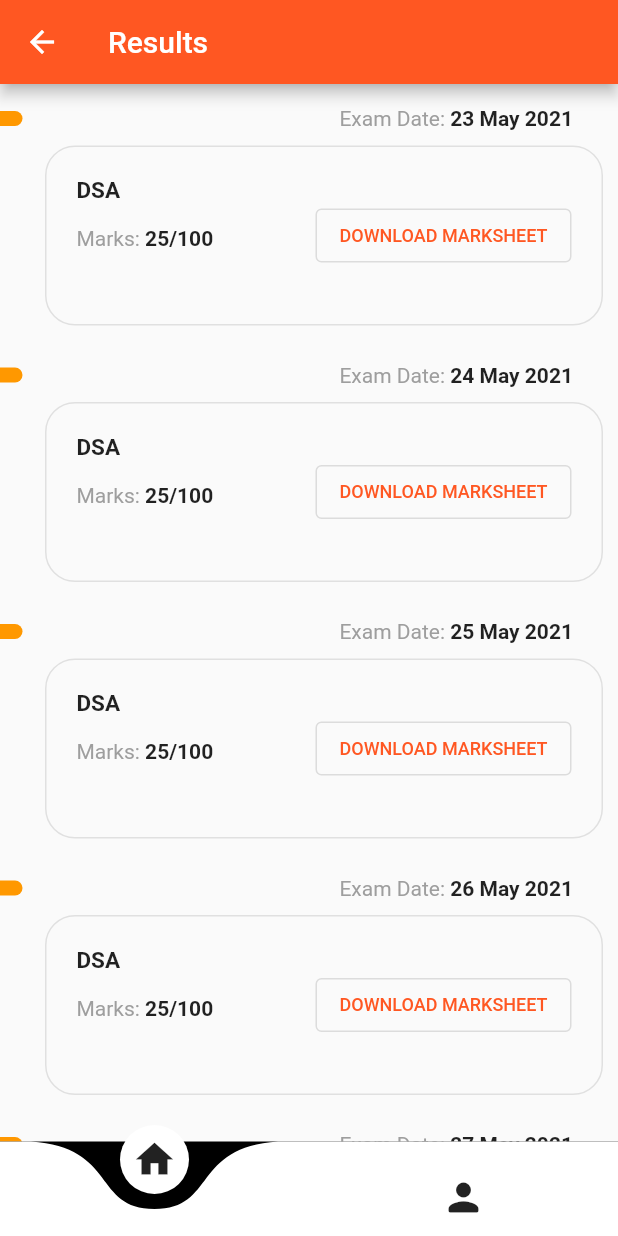
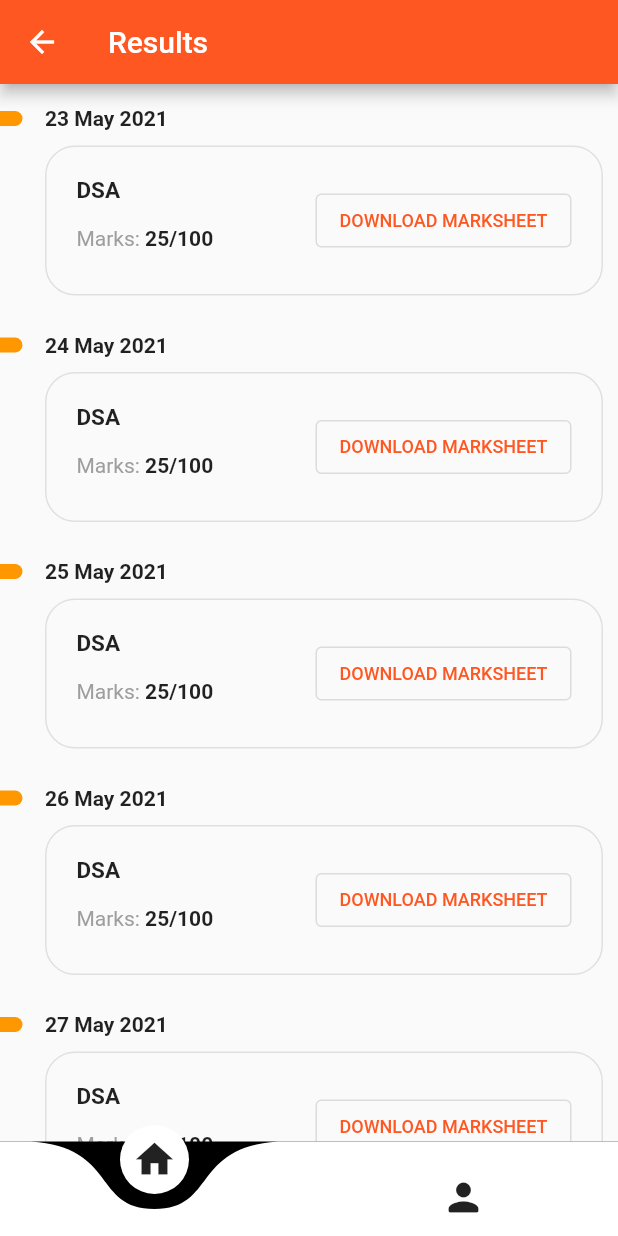
Before and after one commit to Blaze-Community/our_e_college_app, a Flutter app: the screen it shows after launch, after a tap on "Results", on a phone screen of 412 x 824 dp. Run offline on Flutter 3.47's test engine with Material 2 defaults, Android fonts, the phone set to English and light mode, and no system bars; drawn by our look-alikes of curved_navigation_bar; our stand-ins replace flutter_login, font_awesome_flutter, marquee, table_calendar.

Commit message:
minor changes

```diff
--- a/lib/components/buySellDetails.dart
+++ b/lib/components/buySellDetails.dart
@@ -72,7 +72,7 @@ class _BuySellDetailsState extends State<BuySellDetails> {
                         height: 200.0,
                         width: 200.0))),
             Positioned(
-                top: 400.0,
+                top: 300.0,
                 left: 25.0,
                 right: 25.0,
                 child: Column(
--- a/lib/components/results.dart
+++ b/lib/components/results.dart
@@ -10,39 +10,33 @@ class _ResultState extends State<Result> {
   final List items = [
     ResultItem(
         subject: "DSA",
-        title: "Merge Sort",
-        submissionDate: "28 May 2021",
+        uploadDate: "28 May 2021",
         marks: 25),
     ResultItem(
         subject: "DSA",
-        title: "Merge Sort",
-        submissionDate: "27 May 2021",
+        uploadDate: "27 May 2021",
         marks: 25),
     ResultItem(
         subject: "DSA",
-        title: "Merge Sort",
-        submissionDate: "26 May 2021",
+        uploadDate: "26 May 2021",
         marks: 25),
     ResultItem(
         subject: "DSA",
-        title: "Merge Sort",
-        submissionDate: "25 May 2021",
+        uploadDate: "25 May 2021",
         marks: 25),
     ResultItem(
         subject: "DSA",
-        title: "Merge Sort",
-        submissionDate: "24 May 2021",
+        uploadDate: "24 May 2021",
         marks: 25),
     ResultItem(
         subject: "DSA",
-        title: "Merge Sort",
-        submissionDate: "23 May 2021",
+        uploadDate: "23 May 2021",
         marks: 25),
   ];
 
   @override
   Widget build(BuildContext context) {
-    items.sort((a, b) => a.submissionDate.compareTo(b.submissionDate));
+    items.sort((a, b) => a.uploadDate.compareTo(b.uploadDate));
     return Scaffold(
         appBar: AppBar(
           title: Text("Results"),
--- a/lib/components/timetable.dart
+++ b/lib/components/timetable.dart
@@ -68,7 +68,7 @@ class _TimeTableState extends State<TimeTable> {
         Positioned(
           top: 100,
           child: Container(
-            height: MediaQuery.of(context).size.height - 160,
+            height: MediaQuery.of(context).size.height - 220,
             width: MediaQuery.of(context).size.width,
             decoration: BoxDecoration(
               color: Colors.white,
--- a/lib/utils/homepage.dart
+++ b/lib/utils/homepage.dart
@@ -19,127 +19,68 @@ class _HomePageState extends State<HomePage> {
   final _controller = TextEditingController();
   @override
   Widget build(BuildContext context) {
-    return Container(
-      height: double.infinity,
-      decoration: BoxDecoration(
-        // Box decoration takes a gradient
-        gradient: LinearGradient(
-          // Where the linear gradient begins and ends
-          begin: Alignment.topLeft,
-          end: Alignment.topRight,
-          // Add one stop for each color. Stops should increase from 0 to 1
-          stops: [0.4, 0.7, 0.5, 0.5],
-          colors: [
-            // Colors are easy thanks to Flutter's Colors class.
-            Color(0xfffafdff),
-            Color(0xfffafdff),
-            Color(0xffE7FFFF),
-            Color(0xffE7FFFF),
-          ],
-        ),
-      ),
-      child: Column(
-        mainAxisSize: MainAxisSize.min,
-        mainAxisAlignment: MainAxisAlignment.center,
-        children: <Widget>[
+    return Column(
+      children: <Widget>[ //
         Container(
           width: double.infinity,
-            height: 260,
-            child: ClipRRect(
-                borderRadius: BorderRadius.only(
-                  bottomLeft: Radius.circular(45),
-                  bottomRight: Radius.circular(45),
+          height: MediaQuery.of(context).size.height/3.5,
+          decoration: BoxDecoration(
+            // color: Colors.deepOrange,
+              borderRadius:  BorderRadius.only(
+                bottomLeft: Radius.circular(21),
+                bottomRight: Radius.circular(21),
               ),
-                child: Container(
-                  decoration: BoxDecoration(
               image: DecorationImage(
                 fit: BoxFit.fitWidth,
                 image: AssetImage(
-                          "assets/1.jpg",
+                  "splash2.jpg",
                 ),
-                      )),
+              )
+          ),
           child: Padding(
-                    padding: const EdgeInsets.all(16.0),
+            padding: const EdgeInsets.only(top:16.0),
             child: Column(
-                      mainAxisAlignment: MainAxisAlignment.center,
-                      crossAxisAlignment: CrossAxisAlignment.start,
-                      children: <Widget>[
-                        SizedBox(
-                          height: 10,
+              mainAxisAlignment: MainAxisAlignment.start,
+              crossAxisAlignment: CrossAxisAlignment.center,
+              children: [
+                Container(
+                    height: 100,
+                    width: 100,
+                    child: Image.asset('iiitn.png')
                 ),
                 Row(
+                  children: <Widget>[
+                    Expanded(
+                      child: Column(
+                        crossAxisAlignment: CrossAxisAlignment.center,
+                        mainAxisAlignment: MainAxisAlignment.start,
                         children: [
-                            Expanded(
+                          Padding(
+                            padding: const EdgeInsets.all(8.0),
                             child: Text(
-                                "IIIT N",
+                              "Indian Institute of Information Technology, Nagpur",
                               textAlign: TextAlign.center,
                               style: TextStyle(
                                   color: Colors.white,
-                                    fontSize: 32,
-                                    letterSpacing: 1.9,
-                                    fontWeight: FontWeight.w700),
+                                  fontSize: 20),
+                            ),
+                          ),
+                          Text(
+                            "An Institution of National Importance By An Act of Parliament",
+                            textAlign: TextAlign.center,
+                            style: TextStyle(
+                                color: Colors.white,
+                                fontSize: 14),
+                          ),
+                        ],
                       ),
                     ),
                   ],
                 ),
-                        SizedBox(
-                          height: 10,
-                        ),
-                        Container(
-                          decoration: BoxDecoration(boxShadow: [
-                            BoxShadow(
-                              color: Colors.grey,
-                              blurRadius: 30.0,
-                            ),
-                          ]),
-                          margin: EdgeInsets.only(
-                              top: 16.0, left: 16.0, right: 16.0),
-                          height: 62,
-                          child: TextField(
-                            controller: _controller,
-                            decoration: InputDecoration(
-                              suffixIcon: Padding(
-                                padding: const EdgeInsets.only(
-                                    right: 4.0, top: 2, bottom: 2, left: 2.0),
-                                child: SizedBox(
-                                  width: 64.0,
-                                  child: FlatButton(
-                                      shape: RoundedRectangleBorder(
-                                          borderRadius: BorderRadius.all(
-                                              Radius.circular(12))),
-                                      color: Color(0xffeef1f3),
-                                      onPressed: () {},
-                                      child: Center(
-                                        child: Icon(
-                                          Icons.search,
-                                          size: 32,
-                                          color: Colors.black,
-                                        ),
-                                      )),
-                                ),
-                              ),
-                              filled: true,
-                              fillColor: Colors.white,
-                              hintText: 'Search ',
-                              hintStyle: TextStyle(
-                                  fontSize: 18,
-                                  color: Colors.black45,
-                                  fontWeight: FontWeight.w600),
-                              contentPadding:
-                              EdgeInsets.fromLTRB(20.0, 0.0, 20.0, 0.0),
-                              border: OutlineInputBorder(
-                                borderSide: BorderSide.none,
-                                borderRadius: BorderRadius.circular(12.0),
+              ],
             ),
           ),
         ),
-                        ),
-                      ],
-                    ),
-                  ),
-                )),
-          ),
-          //Body
         Expanded(
           child: ListView(children: [
             Padding(
@@ -296,18 +237,12 @@ class _HomePageState extends State<HomePage> {
                 )),
             Padding(
                 padding: const EdgeInsets.only(top: 16, left: 16, right: 16),
-                  child: SizedBox(
-                    height: 105,
-                    child: ListView(
-                      scrollDirection: Axis.horizontal,
-                      children: <Widget>[
-                        Row(
+                child: Row(
                   mainAxisAlignment: MainAxisAlignment.center,
                   children: <Widget>[
-                            Container(
-                              width: MediaQuery.of(context).size.width / 2.1,
+                    Expanded(
                       child: Padding(
-                                  padding: const EdgeInsets.only(right: 16),
+                          padding: const EdgeInsets.only(right: 7),
                           child: HomeCategoryItem(
                             primaryColor: AppTheme.Colors.flatRed,
                             primaryIcon: Icons.assistant_photo,
@@ -317,10 +252,9 @@ class _HomePageState extends State<HomePage> {
                             secondaryIconHeight: 30,
                           )),
                     ),
-                            Container(
-                                width: MediaQuery.of(context).size.width / 2.1,
+                    Expanded(
                         child: Padding(
-                                    padding: const EdgeInsets.only(right: 16),
+                            padding: const EdgeInsets.only(left: 7),
                             child: HomeCategoryItem(
                               primaryColor: AppTheme.Colors.flatPurple,
                               primaryIcon: FontAwesomeIcons.book,
@@ -331,9 +265,6 @@ class _HomePageState extends State<HomePage> {
                               secondaryIconHeight: 40,
                             ))),
                   ],
-                        ),
-                      ],
-                    ),
                 )),
             Padding(
                 padding: const EdgeInsets.all(16.0),
@@ -355,7 +286,6 @@ class _HomePageState extends State<HomePage> {
           ]),
         ),
       ],
-      ),
     );
   }
 }
--- a/lib/utils/resultitem.dart
+++ b/lib/utils/resultitem.dart
@@ -2,16 +2,14 @@ import 'package:flutter/material.dart';
 
 class ResultItem extends StatefulWidget {
   String subject;
-  String title;
   // String submissionTime;
-  String submissionDate;
+  String uploadDate;
   int marks;
 
   ResultItem(
       {this.subject,
-      this.title,
         // this.submissionTime,
-      this.submissionDate,
+        this.uploadDate,
         this.marks});
 
   @override
@@ -39,27 +37,17 @@ class _ResultItemState extends State<ResultItem> {
               SizedBox(
                 width: 15,
               ),
-              Container(
-                width: MediaQuery.of(context).size.width - 60,
-                child: Row(
-                  mainAxisAlignment: MainAxisAlignment.end,
+              Row(
+                mainAxisAlignment: MainAxisAlignment.start,
                 children: [
                   Text(
-                      "Exam Date: ",
-                      style: TextStyle(
-                        fontSize: 14,
-                        color: Colors.grey,
-                      ),
-                    ),
-                    Text(
-                      widget.submissionDate,
+                    widget.uploadDate,
                     style: TextStyle(
                       fontSize: 14,
                       fontWeight: FontWeight.w700,
                     ),
                   ),
                 ],
-                ),
               )
             ],
           ),
@@ -67,7 +55,7 @@ class _ResultItemState extends State<ResultItem> {
             height: 10,
           ),
           Container(
-              height: 120,
+              height: 100,
               width: double.infinity,
               decoration: BoxDecoration(
                   border: Border.all(width: 1, color: Colors.grey[300]),
```
Also changed, not shown: lib/utils/buyList.dart (+74 -41 lines), assets/iiitn.png (added). Lines whose indentation alone changed are shown as unchanged.
